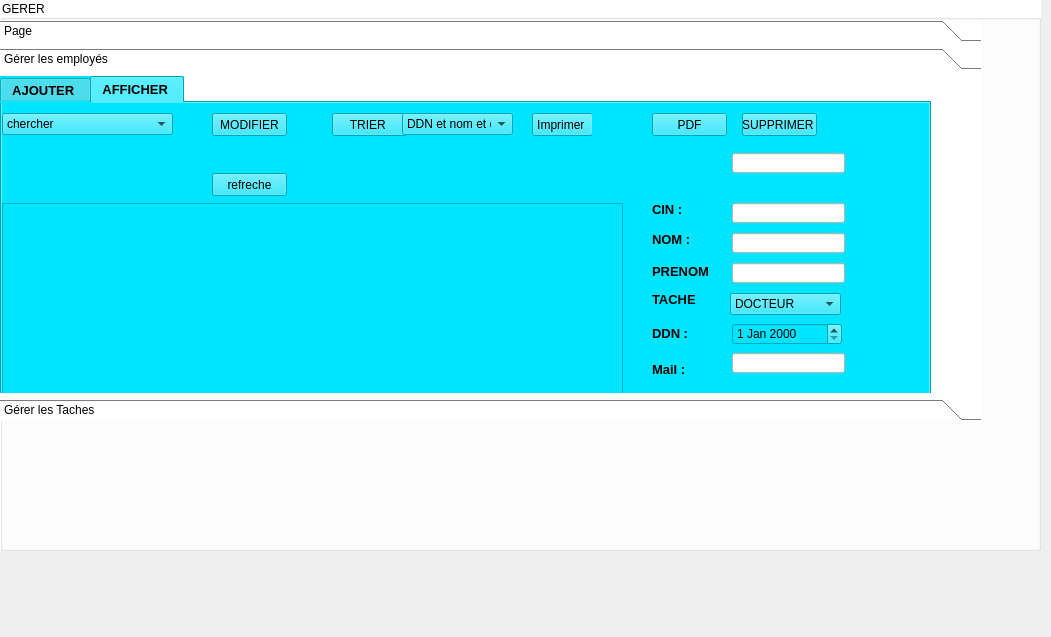
The window that gerer.ui (Oussamab6/E-Health_2A14) describes before a commit, drawn with Qt 5.
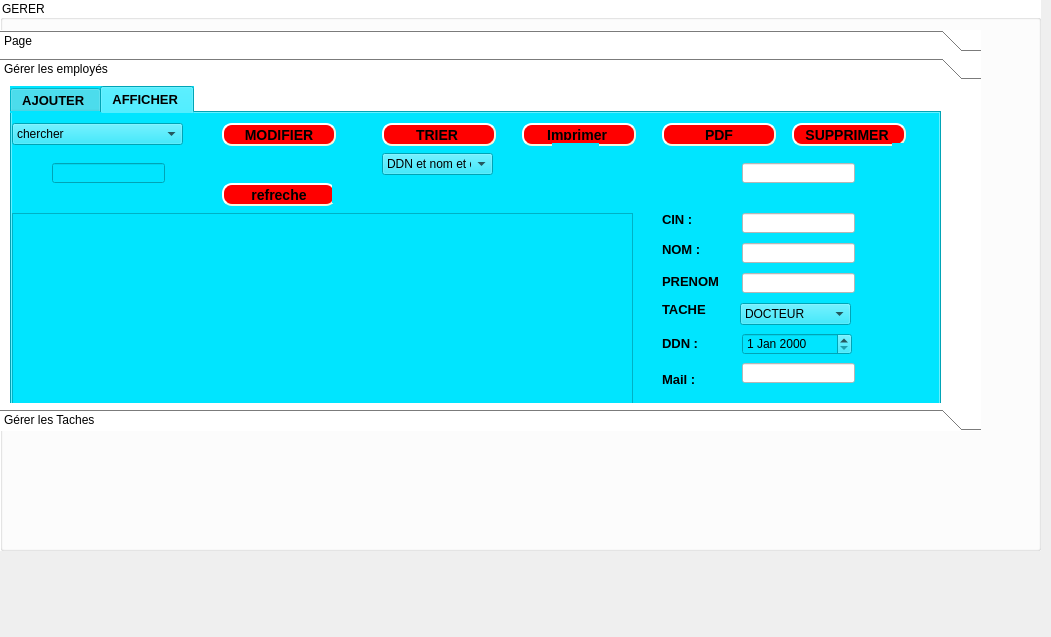
The same window after the commit. The open tabs and pages were chosen to show the change. Icons and pictures are not drawn.

```diff
--- a/gerer.ui
+++ b/gerer.ui
@@ -32,7 +32,7 @@
     <property name="geometry">
      <rect>
       <x>0</x>
-      <y>20</y>
+      <y>30</y>
       <width>981</width>
       <height>401</height>
      </rect>
@@ -132,7 +132,7 @@
      <widget class="QTabWidget" name="tabWidget">
       <property name="geometry">
        <rect>
-        <x>0</x>
+        <x>10</x>
         <y>0</y>
         <width>931</width>
         <height>331</height>
@@ -436,12 +436,24 @@
        <widget class="QPushButton" name="pushButton_3">
         <property name="geometry">
          <rect>
-          <x>330</x>
+          <x>370</x>
           <y>10</y>
-          <width>75</width>
+          <width>114</width>
           <height>23</height>
          </rect>
         </property>
+        <property name="styleSheet">
+         <string notr="true">background-color: red;
+    border-style: outset;
+    border-width: 2px;
+    border-radius: 10px;
+    border-color: beige;
+    font: bold 14px;
+    min-width: 6em;
+    padding: 4;
+
+</string>
+        </property>
         <property name="text">
          <string>TRIER </string>
         </property>
@@ -449,12 +461,23 @@
        <widget class="QPushButton" name="pushButton_sup">
         <property name="geometry">
          <rect>
-          <x>740</x>
+          <x>780</x>
           <y>10</y>
-          <width>75</width>
+          <width>114</width>
           <height>23</height>
          </rect>
         </property>
+        <property name="styleSheet">
+         <string notr="true">background-color: red;
+    border-style: outset;
+    border-width: 2px;
+    border-radius: 10px;
+    border-color: beige;
+    font: bold 14px;
+    min-width: 6em;
+    padding: 4;
+</string>
+        </property>
         <property name="text">
          <string>SUPPRIMER </string>
         </property>
@@ -464,10 +487,20 @@
          <rect>
           <x>210</x>
           <y>10</y>
-          <width>75</width>
+          <width>114</width>
           <height>23</height>
          </rect>
         </property>
+        <property name="styleSheet">
+         <string notr="true">background-color: red;
+    border-style: outset;
+    border-width: 2px;
+    border-radius: 10px;
+    border-color: beige;
+    font: bold 14px;
+    min-width: 6em;
+    padding: 4;</string>
+        </property>
         <property name="text">
          <string>MODIFIER</string>
         </property>
@@ -662,10 +695,20 @@
          <rect>
           <x>210</x>
           <y>70</y>
-          <width>75</width>
+          <width>114</width>
           <height>23</height>
          </rect>
         </property>
+        <property name="styleSheet">
+         <string notr="true">background-color: red;
+    border-style: outset;
+    border-width: 2px;
+    border-radius: 10px;
+    border-color: beige;
+    font: bold 14px;
+    min-width: 6em;
+    padding: 4;</string>
+        </property>
         <property name="text">
          <string>refreche</string>
         </property>
@@ -673,8 +716,8 @@
        <widget class="QComboBox" name="comboBox_trier">
         <property name="geometry">
          <rect>
-          <x>400</x>
-          <y>10</y>
+          <x>370</x>
+          <y>40</y>
           <width>111</width>
           <height>22</height>
          </rect>
@@ -700,10 +743,20 @@
          <rect>
           <x>650</x>
           <y>10</y>
-          <width>75</width>
+          <width>114</width>
           <height>23</height>
          </rect>
         </property>
+        <property name="styleSheet">
+         <string notr="true">background-color: red;
+    border-style: outset;
+    border-width: 2px;
+    border-radius: 10px;
+    border-color: beige;
+    font: bold 14px;
+    min-width: 6em;
+    padding: 4;</string>
+        </property>
         <property name="text">
          <string>PDF</string>
         </property>
@@ -711,12 +764,22 @@
        <widget class="QPushButton" name="pushButton_imprimer">
         <property name="geometry">
          <rect>
-          <x>530</x>
+          <x>510</x>
           <y>10</y>
-          <width>61</width>
+          <width>114</width>
           <height>23</height>
          </rect>
         </property>
+        <property name="styleSheet">
+         <string notr="true">background-color: red;
+    border-style: outset;
+    border-width: 2px;
+    border-radius: 10px;
+    border-color: beige;
+    font: bold 14px;
+    min-width: 6em;
+    padding: 4;</string>
+        </property>
         <property name="text">
          <string>Imprimer </string>
         </property>
@@ -743,8 +806,8 @@
        <widget class="QLabel" name="label_20">
         <property name="geometry">
          <rect>
-          <x>286</x>
-          <y>10</y>
+          <x>240</x>
+          <y>40</y>
           <width>41</width>
           <height>20</height>
          </rect>
@@ -762,8 +825,8 @@
        <widget class="QLabel" name="label_22">
         <property name="geometry">
          <rect>
-          <x>820</x>
-          <y>10</y>
+          <x>880</x>
+          <y>30</y>
           <width>41</width>
           <height>20</height>
          </rect>
@@ -781,8 +844,8 @@
        <widget class="QLabel" name="label_23">
         <property name="geometry">
          <rect>
-          <x>290</x>
-          <y>71</y>
+          <x>320</x>
+          <y>70</y>
           <width>47</width>
           <height>20</height>
          </rect>
@@ -800,8 +863,8 @@
        <widget class="QLabel" name="label_21">
         <property name="geometry">
          <rect>
-          <x>590</x>
-          <y>10</y>
+          <x>540</x>
+          <y>30</y>
           <width>47</width>
           <height>21</height>
          </rect>
@@ -881,6 +944,19 @@
          </property>
         </item>
        </widget>
+       <widget class="QLineEdit" name="lineEdit">
+        <property name="geometry">
+         <rect>
+          <x>40</x>
+          <y>50</y>
+          <width>113</width>
+          <height>20</height>
+         </rect>
+        </property>
+        <property name="text">
+         <string/>
+        </property>
+       </widget>
       </widget>
      </widget>
     </widget>
```
Left out of the diff: 136 changed lines with no effect on the pictures.
